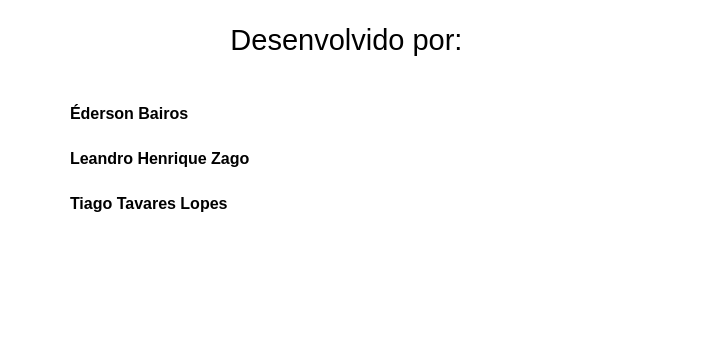
Tiago0Br/portal-do-professor, file sobre.ui: the form before one commit.
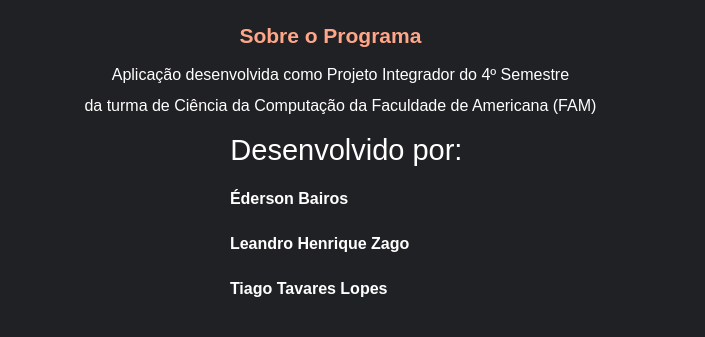
The form after the commit.

Commit message: Alterando layout na tela Sobre

The edit to the form file:
```diff
--- a/sobre.ui
+++ b/sobre.ui
@@ -14,7 +14,13 @@
    <string>Sobre o programa</string>
   </property>
   <property name="styleSheet">
-   <string notr="true">background-color: #fff;</string>
+   <string notr="true">QDialog {
+	background-color: #202124;
+}
+
+QLabel {
+	color: #fff;
+}</string>
   </property>
   <property name="sizeGripEnabled">
    <bool>false</bool>
@@ -23,7 +29,7 @@
    <property name="geometry">
     <rect>
      <x>220</x>
-     <y>20</y>
+     <y>130</y>
      <width>261</width>
      <height>41</height>
     </rect>
@@ -35,16 +41,45 @@
   <widget class="QLabel" name="label_2">
    <property name="geometry">
     <rect>
-     <x>70</x>
-     <y>90</y>
-     <width>251</width>
-     <height>151</height>
+     <x>230</x>
+     <y>180</y>
+     <width>241</width>
+     <height>141</height>
     </rect>
    </property>
    <property name="text">
     <string>&lt;html&gt;&lt;head/&gt;&lt;body&gt;&lt;p&gt;&lt;span style=&quot; font-size:12pt; font-weight:600;&quot;&gt;Éderson Bairos&lt;/span&gt;&lt;/p&gt;&lt;p&gt;&lt;br/&gt;&lt;span style=&quot; font-size:12pt; font-weight:600;&quot;&gt;Leandro Henrique Zago&lt;/span&gt;&lt;/p&gt;&lt;p&gt;&lt;br/&gt;&lt;span style=&quot; font-size:12pt; font-weight:600;&quot;&gt;Tiago Tavares Lopes&lt;/span&gt;&lt;br/&gt;&lt;/p&gt;&lt;/body&gt;&lt;/html&gt;</string>
    </property>
   </widget>
+  <widget class="QLabel" name="label_3">
+   <property name="geometry">
+    <rect>
+     <x>80</x>
+     <y>60</y>
+     <width>521</width>
+     <height>61</height>
+    </rect>
+   </property>
+   <property name="text">
+    <string>&lt;html&gt;&lt;head/&gt;&lt;body&gt;&lt;p align=&quot;center&quot;&gt;&lt;span style=&quot; font-size:12pt;&quot;&gt;Aplicação desenvolvida como Projeto Integrador do 4º Semestre&lt;/span&gt;&lt;/p&gt;&lt;p align=&quot;center&quot;&gt;&lt;span style=&quot; font-size:12pt;&quot;&gt;da turma de Ciência da Computação da Faculdade de Americana (FAM)&lt;/span&gt;&lt;/p&gt;&lt;/body&gt;&lt;/html&gt;</string>
+   </property>
+  </widget>
+  <widget class="QLabel" name="label_4">
+   <property name="geometry">
+    <rect>
+     <x>230</x>
+     <y>10</y>
+     <width>201</width>
+     <height>51</height>
+    </rect>
+   </property>
+   <property name="styleSheet">
+    <string notr="true">color: #ffa688;</string>
+   </property>
+   <property name="text">
+    <string>&lt;html&gt;&lt;head/&gt;&lt;body&gt;&lt;p align=&quot;center&quot;&gt;&lt;span style=&quot; font-size:16pt; font-weight:600;&quot;&gt;Sobre o Programa&lt;/span&gt;&lt;/p&gt;&lt;/body&gt;&lt;/html&gt;</string>
+   </property>
+  </widget>
  </widget>
  <resources/>
  <connections/>
```
